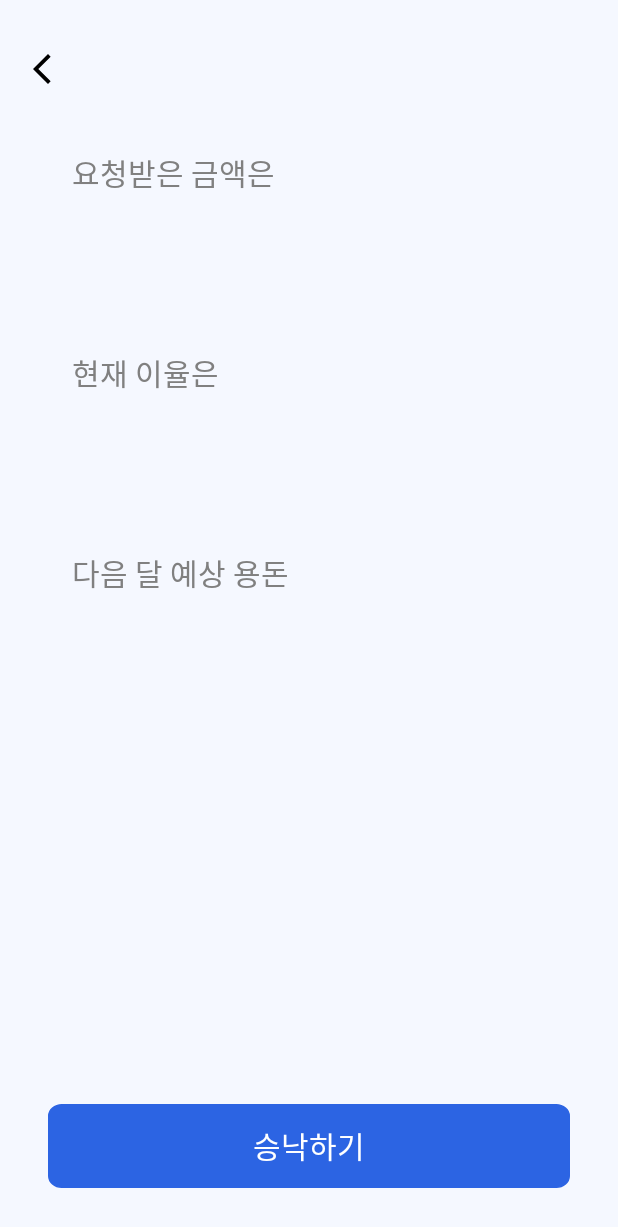
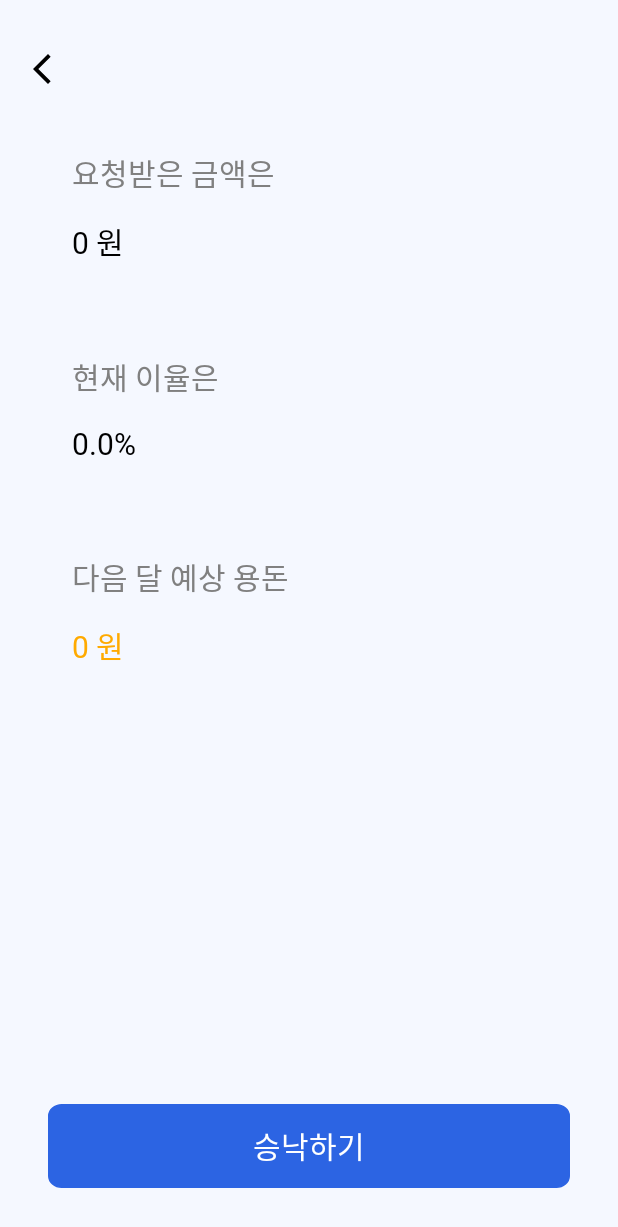
Before and after one commit to dyddn3994/prefin, an Android app: the LoanResponseFragment screen opened through its navigation route, on a phone screen of 412 x 824 dp. Shown: the top 1227 px of the screen. Run offline under Robolectric (Android 15) with nearby library versions, the phone set to English and light mode, and no system bars; our stand-ins replace Room's generated code; 2 statements that could not run were skipped.

Commit message:
Feat: 대출 승인 구현

```diff
--- a/mobile/Prefin/app/src/main/java/com/prefin/MainActivityViewModel.kt
+++ b/mobile/Prefin/app/src/main/java/com/prefin/MainActivityViewModel.kt
@@ -2,6 +2,7 @@ package com.prefin
 
 import androidx.lifecycle.ViewModel
 import com.prefin.model.dto.Child
+import com.prefin.model.dto.LoanHistory
 import com.prefin.model.dto.Parent
 import com.prefin.model.dto.Quest
 import com.prefin.model.dto.Quiz
@@ -19,4 +20,6 @@ class MainActivityViewModel : ViewModel() {
     var quiz: Quiz? = null
 
     var selectedQuest: Quest? = null
+
+    var selectedLoanHistory: LoanHistory = LoanHistory()
 }
--- a/mobile/Prefin/app/src/main/java/com/prefin/model/api/SavingApi.kt
+++ b/mobile/Prefin/app/src/main/java/com/prefin/model/api/SavingApi.kt
@@ -1,8 +1,10 @@
 package com.prefin.model.api
 
+import com.prefin.model.dto.SavingHistory
 import com.prefin.model.dto.SavingInterestSetRequest
 import com.prefin.model.dto.SavingRequest
 import retrofit2.http.Body
+import retrofit2.http.GET
 import retrofit2.http.PUT
 import retrofit2.http.Path
 
@@ -22,6 +24,10 @@ interface SavingApi {
     )
 
     // 저축내역 조회
+    @GET("savinghistory/{id}")
+    suspend fun getSavingHistory(
+        @Path("id") childId: Long,
+    ): List<SavingHistory>
 
     // 저축이율 등록
     @PUT("parent/{id}/saving")
--- a/mobile/Prefin/app/src/main/java/com/prefin/ui/account/AccountHistoryAdapter.kt
+++ b/mobile/Prefin/app/src/main/java/com/prefin/ui/account/AccountHistoryAdapter.kt
@@ -10,6 +10,7 @@ import com.prefin.R
 import com.prefin.databinding.ItemLoanHistoryBinding
 import com.prefin.model.dto.AccountHistory
 import com.prefin.util.AdapterUtil
+import com.prefin.util.StringFormatUtil
 
 class AccountHistoryAdapter(var context: Context) : ListAdapter<AccountHistory, AccountHistoryAdapter.ItemViewHolder>(
     AdapterUtil.diffUtilAccountHistory,
@@ -28,13 +29,13 @@ class AccountHistoryAdapter(var context: Context) : ListAdapter<AccountHistory,
             if (data.deposit == "0") {
                 // -
                 itemLoanHistoryAmountTextView.apply {
-                    text = data.withdraw
+                    text = StringFormatUtil.moneyToWon(data.withdraw.toInt())
                     setTextColor(resources.getColor(R.color.colorRed))
                 }
             } else {
                 // +
                 itemLoanHistoryAmountTextView.apply {
-                    text = data.deposit
+                    text = StringFormatUtil.moneyToWon(data.deposit.toInt())
                     setTextColor(resources.getColor(R.color.colorPrimary))
                 }
             }
--- a/mobile/Prefin/app/src/main/java/com/prefin/ui/loan/LoanResponseFragment.kt
+++ b/mobile/Prefin/app/src/main/java/com/prefin/ui/loan/LoanResponseFragment.kt
@@ -1,60 +1,56 @@
 package com.prefin.ui.loan
 
+import android.annotation.SuppressLint
 import android.os.Bundle
-import androidx.fragment.app.Fragment
-import android.view.LayoutInflater
 import android.view.View
-import android.view.ViewGroup
+import androidx.fragment.app.activityViewModels
+import androidx.fragment.app.viewModels
+import androidx.navigation.fragment.findNavController
+import com.prefin.MainActivityViewModel
 import com.prefin.R
+import com.prefin.config.BaseFragment
+import com.prefin.databinding.FragmentLoanResponseBinding
+import com.prefin.util.StringFormatUtil
+import java.math.BigDecimal
 
-// TODO: Rename parameter arguments, choose names that match
-// the fragment initialization parameters, e.g. ARG_ITEM_NUMBER
-private const val ARG_PARAM1 = "param1"
-private const val ARG_PARAM2 = "param2"
+class LoanResponseFragment : BaseFragment<FragmentLoanResponseBinding>(FragmentLoanResponseBinding::bind, R.layout.fragment_loan_response) {
+    private val loanResponseViewModel by viewModels<LoanResponseViewModel>()
+    private val mainActivityViewModel by activityViewModels<MainActivityViewModel>()
 
-/**
- * A simple [Fragment] subclass.
- * Use the [LoanResponseFragment.newInstance] factory method to
- * create an instance of this fragment.
- */
-class LoanResponseFragment : Fragment() {
-    // TODO: Rename and change types of parameters
-    private var param1: String? = null
-    private var param2: String? = null
-
-    override fun onCreate(savedInstanceState: Bundle?) {
-        super.onCreate(savedInstanceState)
-        arguments?.let {
-            param1 = it.getString(ARG_PARAM1)
-            param2 = it.getString(ARG_PARAM2)
-        }
+    override fun onViewCreated(view: View, savedInstanceState: Bundle?) {
+        super.onViewCreated(view, savedInstanceState)
+        init()
     }
 
-    override fun onCreateView(
-        inflater: LayoutInflater, container: ViewGroup?,
-        savedInstanceState: Bundle?
-    ): View? {
-        // Inflate the layout for this fragment
-        return inflater.inflate(R.layout.fragment_loan_response, container, false)
-    }
+    @SuppressLint("SetTextI18n")
+    private fun init() = with(binding) {
+        loanResponseViewModel.loanGiveMoneySuccess.observe(viewLifecycleOwner) {
+            if (!it) {
+                showSnackbar("대출 처리에 실패하였습니다.")
+            } else {
+                showSnackbar("대출 처리에 성공하였습니다.")
+                findNavController().navigateUp()
+            }
+        }
 
-    companion object {
-        /**
-         * Use this factory method to create a new instance of
-         * this fragment using the provided parameters.
-         *
-         * @param param1 Parameter 1.
-         * @param param2 Parameter 2.
-         * @return A new instance of fragment LoanResponseFragment.
-         */
-        // TODO: Rename and change types and number of parameters
-        @JvmStatic
-        fun newInstance(param1: String, param2: String) =
-            LoanResponseFragment().apply {
-                arguments = Bundle().apply {
-                    putString(ARG_PARAM1, param1)
-                    putString(ARG_PARAM2, param2)
-                }
-            }
+        // 대출 승낙하기 버튼 클릭
+        fragmentLoanResponseApplyButton.setOnClickListener {
+            loanResponseViewModel.giveMoney(mainActivityViewModel.selectedLoanHistory.loanId)
+        }
+
+        fragmentLoanResponseLoanAmountTextView.text = StringFormatUtil.moneyToWon(mainActivityViewModel.selectedLoanHistory.loanAmount)
+        fragmentLoanResponseInterestRateTextView.text =
+            mainActivityViewModel.selectedChild.loanRate!!
+                .multiply(BigDecimal(100))
+                .toFloat()
+                .toString() + "%"
+        fragmentLoanResponseAfterPinmoneyTextView.text = StringFormatUtil.moneyToWon(
+            mainActivityViewModel.selectedChild.allowanceAmount -
+                mainActivityViewModel.selectedChild.loanAmount -
+                mainActivityViewModel.selectedLoanHistory.loanAmount -
+                mainActivityViewModel.selectedLoanHistory.loanAmount.toBigDecimal()
+                    .multiply((mainActivityViewModel.selectedChild.loanRate ?: BigDecimal("0.0")))
+                    .toInt(),
+        )
     }
 }
--- /dev/null
+++ b/mobile/Prefin/app/src/main/java/com/prefin/ui/loan/LoanResponseViewModel.kt
@@ -0,0 +1,28 @@
+package com.prefin.ui.loan
+
+import android.util.Log
+import androidx.lifecycle.LiveData
+import androidx.lifecycle.MutableLiveData
+import androidx.lifecycle.ViewModel
+import androidx.lifecycle.viewModelScope
+import com.prefin.model.dto.LoanGiveMoneyRequest
+import com.prefin.util.RetrofitUtil
+import kotlinx.coroutines.launch
+
+private const val TAG = "Prefin_LoanResponseViewModel"
+class LoanResponseViewModel : ViewModel() {
+    private val _loanGiveMoneySuccess = MutableLiveData<Boolean>()
+    val loanGiveMoneySuccess: LiveData<Boolean> get() = _loanGiveMoneySuccess
+
+    fun giveMoney(loanId: Long) {
+        viewModelScope.launch {
+            try {
+                RetrofitUtil.loanApi.giveMoney(LoanGiveMoneyRequest(loanId))
+                _loanGiveMoneySuccess.value = true
+            } catch (e: Exception) {
+                Log.d(TAG, "giveMoney: 대출금 전송 실패, ${e.message}")
+                _loanGiveMoneySuccess.value = false
+            }
+        }
+    }
+}
--- a/mobile/Prefin/app/src/main/java/com/prefin/ui/saving/WithdrawFragment.kt
+++ b/mobile/Prefin/app/src/main/java/com/prefin/ui/saving/WithdrawFragment.kt
@@ -29,7 +29,7 @@ class WithdrawFragment : BaseFragment<FragmentWithdrawBinding>(FragmentWithdrawB
         fragmentWithdrawBeforeInterestTextView.text = StringFormatUtil.moneyToWon(
             mainActivityViewModel.selectedChild.savingAmount
                 .toBigDecimal()
-                .multiply((mainActivityViewModel.selectedChild.savingRate ?: BigDecimal("0.0")).multiply(BigDecimal("0.01")))
+                .multiply((mainActivityViewModel.selectedChild.savingRate ?: BigDecimal("0.0")))
                 .add(mainActivityViewModel.selectedChild.savingAmount.toBigDecimal())
                 .toInt(),
         )
@@ -42,7 +42,7 @@ class WithdrawFragment : BaseFragment<FragmentWithdrawBinding>(FragmentWithdrawB
                 fragmentWithdrawAfterTotalAmountTextView.text = StringFormatUtil.moneyToWon(sub)
                 fragmentWithdrawAfterTotalInterestTextView.text = StringFormatUtil.moneyToWon(
                     sub.toBigDecimal()
-                        .multiply((mainActivityViewModel.selectedChild.savingRate ?: BigDecimal("0.0")).multiply(BigDecimal("0.01")))
+                        .multiply((mainActivityViewModel.selectedChild.savingRate ?: BigDecimal("0.0")))
                         .add(sub.toBigDecimal())
                         .toInt(),
                 )
--- a/mobile/Prefin/app/src/main/res/layout/fragment_account_history.xml
+++ b/mobile/Prefin/app/src/main/res/layout/fragment_account_history.xml
@@ -33,7 +33,6 @@
         android:id="@+id/fragment_account_history_recycler_view"
         android:layout_width="match_parent"
         android:layout_height="0dp"
-        android:layout_marginHorizontal="12dp"
         android:layout_marginTop="24dp"
         app:layout_constraintTop_toBottomOf="@+id/fragment_account_history_title_text_view"
         app:layout_constraintBottom_toBottomOf="parent"
--- a/mobile/Prefin/app/src/main/res/layout/fragment_loan_application.xml
+++ b/mobile/Prefin/app/src/main/res/layout/fragment_loan_application.xml
@@ -21,7 +21,7 @@
         android:id="@+id/fragment_loan_application_before_pinmoney_title_text_view"
         android:layout_width="wrap_content"
         android:layout_height="wrap_content"
-        android:text="기존 다음 달 용돈은"
+        android:text="다음 달 용돈은"
         style="@style/Text.regular.Size20"
         android:textColor="@color/gray"
         android:layout_marginStart="48dp"
--- a/mobile/Prefin/app/src/main/res/layout/fragment_loan_response.xml
+++ b/mobile/Prefin/app/src/main/res/layout/fragment_loan_response.xml
@@ -34,10 +34,21 @@
         android:id="@+id/fragment_loan_response_loan_amount_text_view"
         android:layout_width="wrap_content"
         android:layout_height="wrap_content"
-        tools:text="100,000원 입니다."
+        tools:text="100,000 원"
         style="@style/Text.regular.Size20"
         android:layout_marginTop="16dp"
         app:layout_constraintStart_toStartOf="@+id/fragment_loan_response_loan_amount_title_text_view"
+        app:layout_constraintTop_toBottomOf="@+id/fragment_loan_response_loan_amount_title_text_view"
+        />
+
+    <TextView
+        android:id="@+id/fragment_loan_response_loan_amount_postfix_text_view"
+        android:layout_width="wrap_content"
+        android:layout_height="wrap_content"
+        tools:text=" 입니다."
+        style="@style/Text.regular.Size20"
+        android:layout_marginTop="16dp"
+        app:layout_constraintStart_toEndOf="@+id/fragment_loan_response_loan_amount_text_view"
         app:layout_constraintTop_toBottomOf="@+id/fragment_loan_response_loan_amount_title_text_view"
         />
 
@@ -57,10 +68,21 @@
         android:id="@+id/fragment_loan_response_interest_rate_text_view"
         android:layout_width="wrap_content"
         android:layout_height="wrap_content"
-        tools:text="1.2% 입니다."
+        tools:text="1.2%"
         style="@style/Text.regular.Size20"
         android:layout_marginTop="16dp"
         app:layout_constraintStart_toStartOf="@+id/fragment_loan_response_interest_rate_title_text_view"
+        app:layout_constraintTop_toBottomOf="@+id/fragment_loan_response_interest_rate_title_text_view"
+        />
+
+    <TextView
+        android:id="@+id/fragment_loan_response_interest_rate_postfix_text_view"
+        android:layout_width="wrap_content"
+        android:layout_height="wrap_content"
+        tools:text=" 입니다."
+        style="@style/Text.regular.Size20"
+        android:layout_marginTop="16dp"
+        app:layout_constraintStart_toEndOf="@+id/fragment_loan_response_interest_rate_text_view"
         app:layout_constraintTop_toBottomOf="@+id/fragment_loan_response_interest_rate_title_text_view"
         />
 
--- a/mobile/Prefin/app/src/main/res/navigation/prefin_nav_graph.xml
+++ b/mobile/Prefin/app/src/main/res/navigation/prefin_nav_graph.xml
@@ -304,6 +304,9 @@
         <action
             android:id="@+id/action_LoanHomeFragment_to_LoanApplicationFragment"
             app:destination="@+id/LoanApplicationFragment" />
+        <action
+            android:id="@+id/action_LoanHomeFragment_to_LoanResponseFragment"
+            app:destination="@+id/LoanResponseFragment" />
     </fragment>
 
     <fragment android:id="@+id/QuizFragment"
```
Also changed, not shown: mobile/Prefin/app/src/main/java/com/prefin/model/api/LoanApi.kt (+8 -0 lines), mobile/Prefin/app/src/main/java/com/prefin/ui/loan/LoanApplicationFragment.kt (+16 -3 lines), mobile/Prefin/app/src/main/java/com/prefin/ui/loan/LoanApplicationViewModel.kt (+0 -15 lines), mobile/Prefin/app/src/main/java/com/prefin/ui/loan/LoanHistoryAdapter.kt (+11 -0 lines), mobile/Prefin/app/src/main/java/com/prefin/ui/loan/LoanHomeFragment.kt (+32 -1 lines), mobile/Prefin/app/src/main/java/com/prefin/ui/loan/LoanHomeViewModel.kt (added, +29 -0 lines), mobile/Prefin/app/src/main/java/com/prefin/ui/saving/SavingFragment.kt (+10 -3 lines), mobile/Prefin/app/src/main/java/com/prefin/ui/saving/SavingHistoryAdapter.kt (+15 -1 lines), mobile/Prefin/app/src/main/java/com/prefin/ui/saving/SavingHomeFragment.kt (+10 -1 lines), mobile/Prefin/app/src/main/java/com/prefin/ui/saving/SavingHomeViewModel.kt (added, +31 -0 lines).
